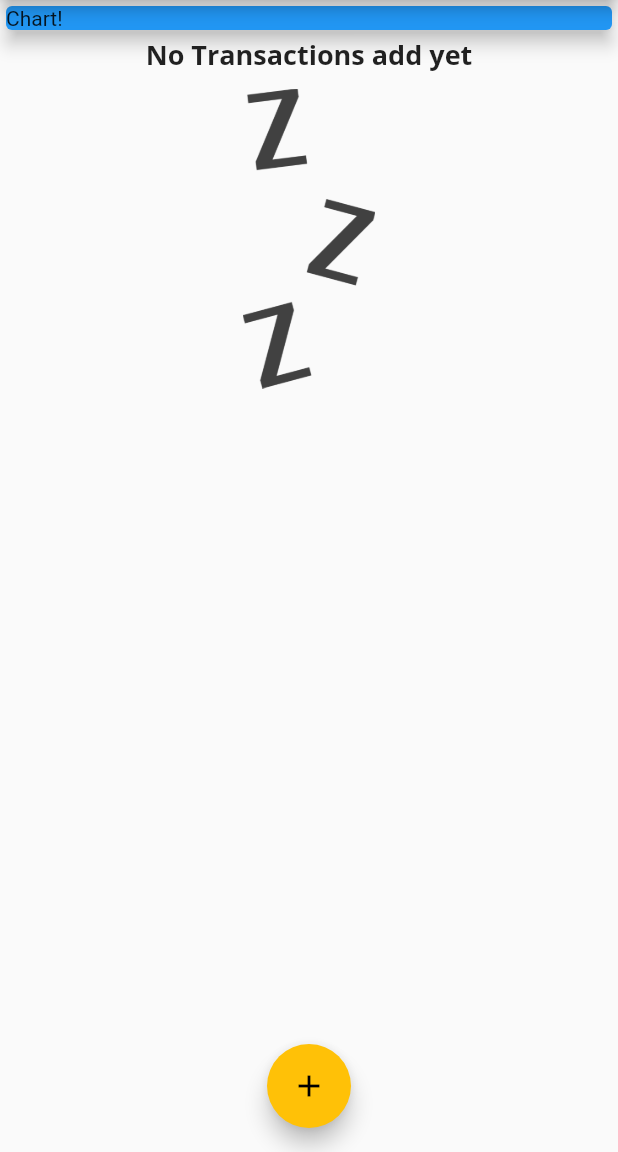
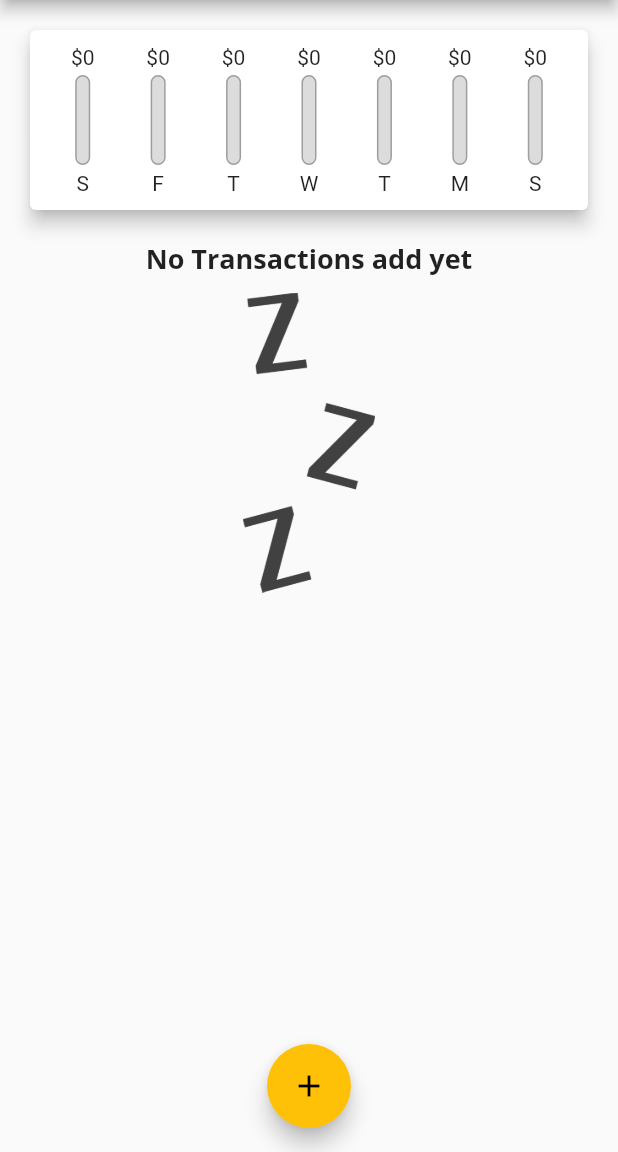
Before and after one commit to jamil-qn/expense-planner-flutter-app, a Flutter app: the screen it shows after launch, on a phone screen of 412 x 824 dp, the part 84-1236 px from its top. Run offline on Flutter 3.47's test engine with Material 2 defaults, Android fonts, the phone set to English and light mode, and no system bars.

Commit message:
add chart bar for show expense in each week day

```diff
--- a/lib/main.dart
+++ b/lib/main.dart
@@ -2,6 +2,7 @@ import 'package:flutter/material.dart';
 import './widgets/transaction_list.dart';
 import './widgets/new_transaction.dart';
 import './models/transaction.dart';
+import './widgets/chart.dart';
 
 void main() => runApp(MyApp());
 
@@ -47,6 +48,14 @@ class _MyHomePageState extends State<MyHomePage> {
     //     id: 't2', title: 'ice cream', amount: 21.876, date: DateTime.now()),
   ];
 
+  List<Transaction> get _recentTransactions {
+    return _usertransactions.where((tx) {
+      return tx.date.isAfter(
+        DateTime.now().subtract(Duration(days: 7)),
+      );
+    }).toList();
+  }
+
   void _addNewTransaction(String txTitle, double txAmount) {
     final newTx = Transaction(
         title: txTitle,
@@ -90,14 +99,7 @@ class _MyHomePageState extends State<MyHomePage> {
           // mainAxisAlignment: MainAxisAlignment.start,
           crossAxisAlignment: CrossAxisAlignment.center,
           children: [
-            Container(
-              width: double.infinity,
-              child: Card(
-                color: Colors.blue,
-                child: Text('Chart!'),
-                elevation: 5,
-              ),
-            ),
+            Chart(_recentTransactions),
             TransactionList(_usertransactions)
           ],
         ),
--- /dev/null
+++ b/lib/widgets/chart.dart
@@ -0,0 +1,65 @@
+import 'package:flutter/material.dart';
+import 'package:intl/intl.dart';
+import '../models/transaction.dart';
+import './chart_bar.dart';
+
+class Chart extends StatelessWidget {
+  final List<Transaction> recentTransactions;
+  Chart(this.recentTransactions);
+
+  List<Map<String, Object>> get groupTransactionValues {
+    return List.generate(7, (index) {
+      final weekDay =
+          DateTime.now().subtract(Duration(days: index)); //find week day
+      double totalSun = 0.0;
+
+      for (var i = 0; i < recentTransactions.length; i++) {
+        if (recentTransactions[i].date.day == weekDay.day &&
+            recentTransactions[i].date.month == weekDay.month &&
+            recentTransactions[i].date.year == weekDay.year) {
+          totalSun += recentTransactions[i].amount;
+        }
+      }
+
+      print(DateFormat.E().format(weekDay));
+      print(totalSun);
+
+      return {
+        'day': DateFormat.E().format(weekDay).substring(0, 1),
+        'amount': totalSun
+      };
+    });
+  }
+
+  double get totalSpending {
+    return groupTransactionValues.fold(0.0, (sun, item) {
+      return sun + (item['amount'] as double);
+    });
+  }
+
+  @override
+  Widget build(BuildContext context) {
+    print(groupTransactionValues);
+    return Card(
+      elevation: 5,
+      margin: EdgeInsets.all(20),
+      child: Padding(
+        padding: EdgeInsets.all(10),
+        child: Row(
+          mainAxisAlignment: MainAxisAlignment.spaceAround,
+          children: groupTransactionValues.map((data) {
+            return Flexible(
+              fit: FlexFit.tight,
+                        child: ChartBar(
+                  data['day'] as String,
+                  data['amount'] as double,
+                  totalSpending == 0.0
+                      ? 0.0
+                      : (data['amount'] as double) / totalSpending),
+            );
+          }).toList(),
+        ),
+      ),
+    );
+  }
+}
--- /dev/null
+++ b/lib/widgets/chart_bar.dart
@@ -0,0 +1,46 @@
+import 'package:flutter/material.dart';
+
+class ChartBar extends StatelessWidget {
+  final String label;
+  final double spendingAmount;
+  final double spendingPctofTotal;
+
+  ChartBar(this.label, this.spendingAmount, this.spendingPctofTotal);
+  @override
+  Widget build(BuildContext context) {
+    return Column(
+      children: [
+        FittedBox(child: Text('\$${spendingAmount.toStringAsFixed(0)}')),
+        SizedBox(
+          height: 4,
+        ),
+        Container(
+          height: 60,
+          width: 10,
+          child: Stack(
+            children: [
+              Container(
+                decoration: BoxDecoration(
+                  border: Border.all(color: Colors.grey, width: 1.0),
+                  color: Color.fromRGBO(220, 220, 220, 1),
+                  borderRadius: BorderRadius.circular(10),
+                ),
+              ),
+              FractionallySizedBox(
+                heightFactor: spendingPctofTotal,
+                child: Container(
+                  decoration: BoxDecoration(
+                    color: Theme.of(context).primaryColor,
+                    borderRadius: BorderRadius.circular(10),
+                  ),
+                ),
+              )
+            ],
+          ),
+        ),
+        SizedBox(height: 4),
+        Text(label),
+      ],
+    );
+  }
+}
```
